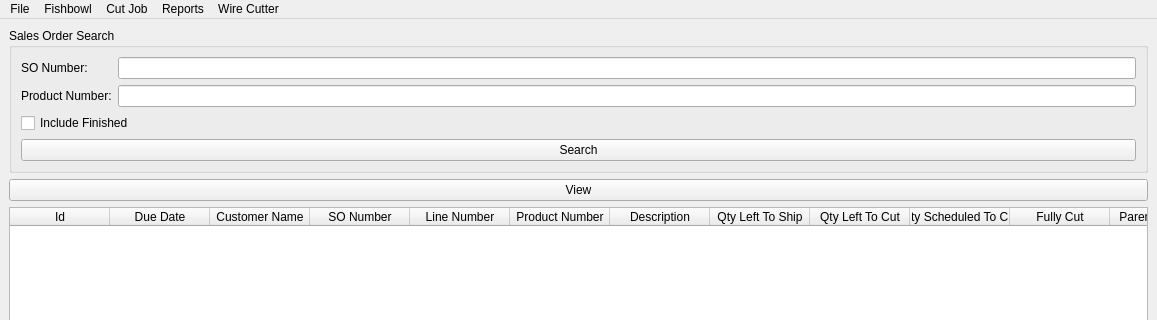
Qt form cutlistgenerator/ui/mainwindow_ui.ui (dominickfau/CutListGenerator) before a commit; both pictures show x 0 to 1157 and y 0 to 320 of the 1157 by 837 pixel window.
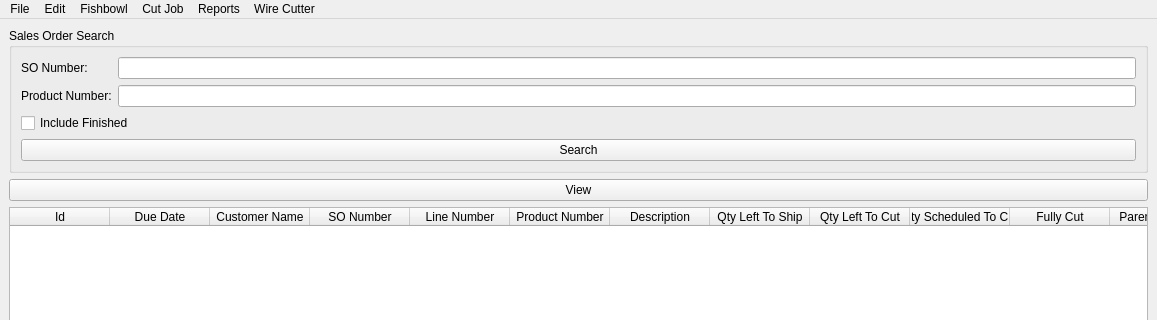
The same form after that commit.

Patch:
```diff
--- a/cutlistgenerator/ui/mainwindow_ui.ui
+++ b/cutlistgenerator/ui/mainwindow_ui.ui
@@ -234,7 +234,14 @@
     <addaction name="actionWire_Cutter_Edit"/>
     <addaction name="menuOptions"/>
    </widget>
+   <widget class="QMenu" name="menuEdit">
+    <property name="title">
+     <string>Edit</string>
+    </property>
+    <addaction name="actionAdd_To_Exclude_List"/>
+   </widget>
    <addaction name="menuFile"/>
+   <addaction name="menuEdit"/>
    <addaction name="menuFishbowl_2"/>
    <addaction name="menuCut_Job"/>
    <addaction name="menuReports"/>
```
Left out of the diff: 21 changed lines with no effect on the pictures.
